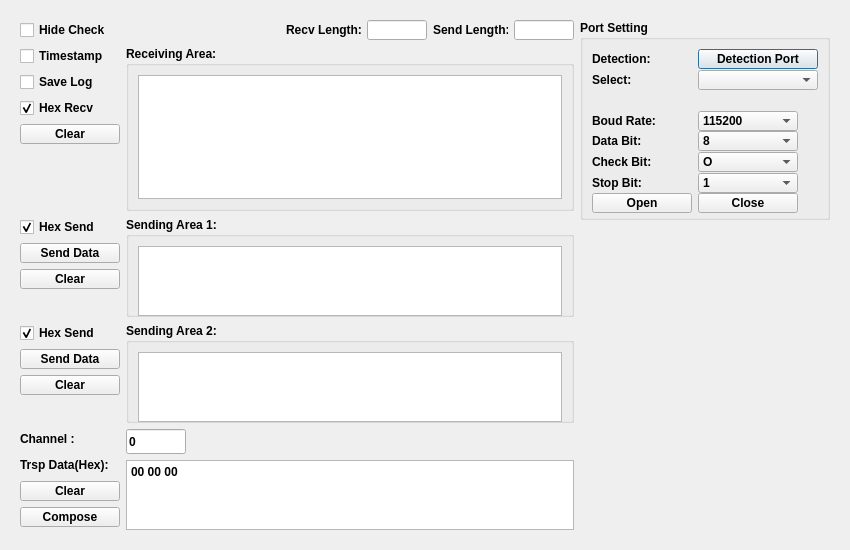
Above: ui/ui_gadget.ui from ZhenhuaWei/BaseSerialPortTool before the change. Below: the same form after it.
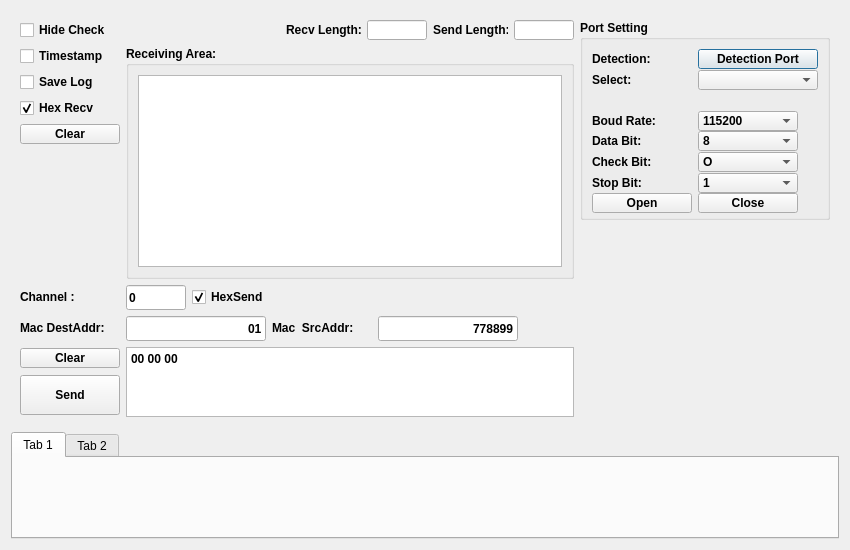
That is the form after the change.

Commit message: change trsp tool view

```diff
--- a/ui/ui_gadget.ui
+++ b/ui/ui_gadget.ui
@@ -42,311 +42,8 @@
       </font>
      </property>
      <widget class="QWidget" name="stackedWidgetPage1">
-      <layout class="QGridLayout" name="gridLayout_17">
-       <item row="2" column="0">
-        <layout class="QGridLayout" name="gridLayout_16">
-         <item row="0" column="0">
-          <layout class="QGridLayout" name="gridLayout_3">
-           <item row="1" column="0">
-            <widget class="QPushButton" name="s3__send_button">
-             <property name="minimumSize">
-              <size>
-               <width>100</width>
-               <height>20</height>
-              </size>
-             </property>
-             <property name="maximumSize">
-              <size>
-               <width>100</width>
-               <height>20</height>
-              </size>
-             </property>
-             <property name="font">
-              <font>
-               <family>Arial</family>
-              </font>
-             </property>
-             <property name="text">
-              <string> Send Data </string>
-             </property>
-            </widget>
-           </item>
-           <item row="0" column="0">
-            <widget class="QCheckBox" name="hex_send">
-             <property name="minimumSize">
-              <size>
-               <width>100</width>
-               <height>20</height>
-              </size>
-             </property>
-             <property name="maximumSize">
-              <size>
-               <width>100</width>
-               <height>20</height>
-              </size>
-             </property>
-             <property name="font">
-              <font>
-               <family>Arial</family>
-              </font>
-             </property>
-             <property name="text">
-              <string>Hex Send</string>
-             </property>
-             <property name="checked">
-              <bool>true</bool>
-             </property>
-            </widget>
-           </item>
-           <item row="2" column="0">
-            <widget class="QPushButton" name="s3__clear_button">
-             <property name="minimumSize">
-              <size>
-               <width>100</width>
-               <height>20</height>
-              </size>
-             </property>
-             <property name="maximumSize">
-              <size>
-               <width>100</width>
-               <height>20</height>
-              </size>
-             </property>
-             <property name="font">
-              <font>
-               <family>Arial</family>
-              </font>
-             </property>
-             <property name="text">
-              <string>Clear</string>
-             </property>
-            </widget>
-           </item>
-           <item row="3" column="0">
-            <spacer name="verticalSpacer_3">
-             <property name="orientation">
-              <enum>Qt::Vertical</enum>
-             </property>
-             <property name="sizeHint" stdset="0">
-              <size>
-               <width>20</width>
-               <height>40</height>
-              </size>
-             </property>
-            </spacer>
-           </item>
-          </layout>
-         </item>
-         <item row="0" column="1">
-          <widget class="QGroupBox" name="verticalGroupBox_2">
-           <property name="sizePolicy">
-            <sizepolicy hsizetype="Preferred" vsizetype="Preferred">
-             <horstretch>0</horstretch>
-             <verstretch>0</verstretch>
-            </sizepolicy>
-           </property>
-           <property name="minimumSize">
-            <size>
-             <width>0</width>
-             <height>0</height>
-            </size>
-           </property>
-           <property name="maximumSize">
-            <size>
-             <width>16777215</width>
-             <height>100</height>
-            </size>
-           </property>
-           <property name="font">
-            <font>
-             <family>Arial</family>
-             <weight>75</weight>
-             <bold>true</bold>
-            </font>
-           </property>
-           <property name="title">
-            <string>Sending Area 1:</string>
-           </property>
-           <layout class="QGridLayout" name="gridLayout_2">
-            <item row="0" column="1">
-             <widget class="QTextEdit" name="s3__send_text">
-              <property name="minimumSize">
-               <size>
-                <width>0</width>
-                <height>70</height>
-               </size>
-              </property>
-              <property name="maximumSize">
-               <size>
-                <width>16777215</width>
-                <height>80</height>
-               </size>
-              </property>
-              <property name="font">
-               <font>
-                <family>Arial</family>
-                <weight>50</weight>
-                <bold>false</bold>
-               </font>
-              </property>
-              <property name="html">
-               <string>&lt;!DOCTYPE HTML PUBLIC &quot;-//W3C//DTD HTML 4.0//EN&quot; &quot;http://www.w3.org/TR/REC-html40/strict.dtd&quot;&gt;
-&lt;html&gt;&lt;head&gt;&lt;meta name=&quot;qrichtext&quot; content=&quot;1&quot; /&gt;&lt;style type=&quot;text/css&quot;&gt;
-p, li { white-space: pre-wrap; }
-&lt;/style&gt;&lt;/head&gt;&lt;body style=&quot; font-family:'Arial'; font-size:9pt; font-weight:400; font-style:normal;&quot;&gt;
-&lt;p style=&quot;-qt-paragraph-type:empty; margin-top:0px; margin-bottom:0px; margin-left:0px; margin-right:0px; -qt-block-indent:0; text-indent:0px; font-family:'Sans Serif';&quot;&gt;&lt;br /&gt;&lt;/p&gt;&lt;/body&gt;&lt;/html&gt;</string>
-              </property>
-             </widget>
-            </item>
-           </layout>
-          </widget>
-         </item>
-        </layout>
-       </item>
-       <item row="0" column="0">
-        <layout class="QGridLayout" name="gridLayout_8">
-         <item row="0" column="3">
-          <widget class="QLabel" name="recv_len_label">
-           <property name="minimumSize">
-            <size>
-             <width>75</width>
-             <height>20</height>
-            </size>
-           </property>
-           <property name="maximumSize">
-            <size>
-             <width>75</width>
-             <height>20</height>
-            </size>
-           </property>
-           <property name="font">
-            <font>
-             <family>Arial</family>
-            </font>
-           </property>
-           <property name="text">
-            <string>Recv Length:</string>
-           </property>
-          </widget>
-         </item>
-         <item row="0" column="5">
-          <widget class="QLabel" name="send_len_label">
-           <property name="minimumSize">
-            <size>
-             <width>75</width>
-             <height>20</height>
-            </size>
-           </property>
-           <property name="maximumSize">
-            <size>
-             <width>75</width>
-             <height>20</height>
-            </size>
-           </property>
-           <property name="font">
-            <font>
-             <family>Arial</family>
-            </font>
-           </property>
-           <property name="text">
-            <string>Send Length:</string>
-           </property>
-          </widget>
-         </item>
-         <item row="0" column="0">
-          <widget class="QCheckBox" name="setting_hide_cb">
-           <property name="font">
-            <font>
-             <family>Arial</family>
-            </font>
-           </property>
-           <property name="text">
-            <string>Hide Check</string>
-           </property>
-          </widget>
-         </item>
-         <item row="0" column="6">
-          <widget class="QLineEdit" name="send_len_el">
-           <property name="minimumSize">
-            <size>
-             <width>60</width>
-             <height>20</height>
-            </size>
-           </property>
-           <property name="maximumSize">
-            <size>
-             <width>60</width>
-             <height>20</height>
-            </size>
-           </property>
-           <property name="font">
-            <font>
-             <family>Arial</family>
-            </font>
-           </property>
-          </widget>
-         </item>
-         <item row="0" column="4">
-          <widget class="QLineEdit" name="recv_len_el">
-           <property name="minimumSize">
-            <size>
-             <width>60</width>
-             <height>20</height>
-            </size>
-           </property>
-           <property name="maximumSize">
-            <size>
-             <width>60</width>
-             <height>20</height>
-            </size>
-           </property>
-           <property name="font">
-            <font>
-             <family>Arial</family>
-            </font>
-           </property>
-          </widget>
-         </item>
-         <item row="0" column="2">
-          <spacer name="horizontalSpacer">
-           <property name="font">
-            <font>
-             <family>Arial</family>
-            </font>
-           </property>
-           <property name="orientation">
-            <enum>Qt::Horizontal</enum>
-           </property>
-           <property name="sizeHint" stdset="0">
-            <size>
-             <width>40</width>
-             <height>20</height>
-            </size>
-           </property>
-          </spacer>
-         </item>
-         <item row="0" column="1">
-          <widget class="QLabel" name="port_state">
-           <property name="minimumSize">
-            <size>
-             <width>100</width>
-             <height>20</height>
-            </size>
-           </property>
-           <property name="maximumSize">
-            <size>
-             <width>100</width>
-             <height>20</height>
-            </size>
-           </property>
-           <property name="text">
-            <string/>
-           </property>
-          </widget>
-         </item>
-        </layout>
-       </item>
-       <item row="0" column="1" rowspan="5">
+      <layout class="QGridLayout" name="gridLayout_11">
+       <item row="0" column="1" rowspan="2">
         <layout class="QGridLayout" name="gridLayout">
          <item row="0" column="0">
           <widget class="QGroupBox" name="formGroupBox1">
@@ -857,114 +554,26 @@
          </item>
         </layout>
        </item>
-       <item row="4" column="0">
-        <layout class="QGridLayout" name="gridLayout_15">
-         <item row="0" column="0" rowspan="2">
-          <layout class="QGridLayout" name="gridLayout_14">
-           <item row="0" column="0">
-            <widget class="QLabel" name="channel_num_lb">
-             <property name="minimumSize">
-              <size>
-               <width>100</width>
-               <height>20</height>
-              </size>
-             </property>
-             <property name="maximumSize">
-              <size>
-               <width>100</width>
-               <height>20</height>
-              </size>
-             </property>
-             <property name="text">
-              <string>Channel :</string>
-             </property>
-            </widget>
-           </item>
-           <item row="1" column="0">
-            <layout class="QGridLayout" name="gridLayout_13">
-             <item row="2" column="0">
-              <widget class="QPushButton" name="compose_bt">
-               <property name="minimumSize">
-                <size>
-                 <width>100</width>
-                 <height>20</height>
-                </size>
-               </property>
-               <property name="maximumSize">
-                <size>
-                 <width>100</width>
-                 <height>20</height>
-                </size>
-               </property>
-               <property name="font">
-                <font>
-                 <family>Arial</family>
-                </font>
-               </property>
-               <property name="text">
-                <string>Compose</string>
-               </property>
-              </widget>
-             </item>
-             <item row="0" column="0">
-              <widget class="QLabel" name="label">
-               <property name="minimumSize">
-                <size>
-                 <width>100</width>
-                 <height>20</height>
-                </size>
-               </property>
-               <property name="maximumSize">
-                <size>
-                 <width>100</width>
-                 <height>20</height>
-                </size>
-               </property>
-               <property name="text">
-                <string>Trsp Data(Hex):</string>
-               </property>
-              </widget>
-             </item>
-             <item row="1" column="0">
-              <widget class="QPushButton" name="s3__clear_button_3">
-               <property name="minimumSize">
-                <size>
-                 <width>100</width>
-                 <height>20</height>
-                </size>
-               </property>
-               <property name="maximumSize">
-                <size>
-                 <width>100</width>
-                 <height>20</height>
-                </size>
-               </property>
-               <property name="font">
-                <font>
-                 <family>Arial</family>
-                </font>
-               </property>
-               <property name="text">
-                <string>Clear</string>
-               </property>
-              </widget>
-             </item>
-             <item row="3" column="0">
-              <spacer name="verticalSpacer_5">
-               <property name="orientation">
-                <enum>Qt::Vertical</enum>
-               </property>
-               <property name="sizeHint" stdset="0">
-                <size>
-                 <width>20</width>
-                 <height>40</height>
-                </size>
-               </property>
-              </spacer>
-             </item>
-            </layout>
-           </item>
-          </layout>
+       <item row="2" column="0">
+        <layout class="QGridLayout" name="gridLayout_2">
+         <item row="0" column="0">
+          <widget class="QLabel" name="channel_num_lb">
+           <property name="minimumSize">
+            <size>
+             <width>100</width>
+             <height>20</height>
+            </size>
+           </property>
+           <property name="maximumSize">
+            <size>
+             <width>100</width>
+             <height>20</height>
+            </size>
+           </property>
+           <property name="text">
+            <string>Channel :</string>
+           </property>
+          </widget>
          </item>
          <item row="0" column="1">
           <widget class="QLineEdit" name="channel_num_le">
@@ -985,7 +594,194 @@
            </property>
           </widget>
          </item>
-         <item row="1" column="1">
+         <item row="0" column="2">
+          <widget class="QCheckBox" name="hex_send">
+           <property name="text">
+            <string>HexSend</string>
+           </property>
+           <property name="checked">
+            <bool>true</bool>
+           </property>
+          </widget>
+         </item>
+         <item row="0" column="3">
+          <spacer name="horizontalSpacer_2">
+           <property name="orientation">
+            <enum>Qt::Horizontal</enum>
+           </property>
+           <property name="sizeHint" stdset="0">
+            <size>
+             <width>40</width>
+             <height>20</height>
+            </size>
+           </property>
+          </spacer>
+         </item>
+        </layout>
+       </item>
+       <item row="3" column="0">
+        <layout class="QGridLayout" name="gridLayout_3">
+         <item row="0" column="1">
+          <widget class="QLineEdit" name="lineEdit">
+           <property name="minimumSize">
+            <size>
+             <width>140</width>
+             <height>25</height>
+            </size>
+           </property>
+           <property name="maximumSize">
+            <size>
+             <width>140</width>
+             <height>25</height>
+            </size>
+           </property>
+           <property name="layoutDirection">
+            <enum>Qt::LeftToRight</enum>
+           </property>
+           <property name="text">
+            <string>01</string>
+           </property>
+           <property name="alignment">
+            <set>Qt::AlignRight|Qt::AlignTrailing|Qt::AlignVCenter</set>
+           </property>
+          </widget>
+         </item>
+         <item row="0" column="3">
+          <widget class="QLineEdit" name="lineEdit_2">
+           <property name="minimumSize">
+            <size>
+             <width>140</width>
+             <height>25</height>
+            </size>
+           </property>
+           <property name="maximumSize">
+            <size>
+             <width>140</width>
+             <height>25</height>
+            </size>
+           </property>
+           <property name="layoutDirection">
+            <enum>Qt::LeftToRight</enum>
+           </property>
+           <property name="text">
+            <string>778899</string>
+           </property>
+           <property name="alignment">
+            <set>Qt::AlignRight|Qt::AlignTrailing|Qt::AlignVCenter</set>
+           </property>
+          </widget>
+         </item>
+         <item row="0" column="0">
+          <widget class="QLabel" name="label">
+           <property name="enabled">
+            <bool>true</bool>
+           </property>
+           <property name="minimumSize">
+            <size>
+             <width>100</width>
+             <height>20</height>
+            </size>
+           </property>
+           <property name="maximumSize">
+            <size>
+             <width>100</width>
+             <height>20</height>
+            </size>
+           </property>
+           <property name="text">
+            <string>Mac DestAddr:</string>
+           </property>
+          </widget>
+         </item>
+         <item row="0" column="2">
+          <widget class="QLabel" name="label_2">
+           <property name="minimumSize">
+            <size>
+             <width>100</width>
+             <height>20</height>
+            </size>
+           </property>
+           <property name="maximumSize">
+            <size>
+             <width>100</width>
+             <height>20</height>
+            </size>
+           </property>
+           <property name="text">
+            <string>Mac  SrcAddr:</string>
+           </property>
+          </widget>
+         </item>
+         <item row="0" column="4">
+          <spacer name="horizontalSpacer_3">
+           <property name="orientation">
+            <enum>Qt::Horizontal</enum>
+           </property>
+           <property name="sizeHint" stdset="0">
+            <size>
+             <width>40</width>
+             <height>20</height>
+            </size>
+           </property>
+          </spacer>
+         </item>
+        </layout>
+       </item>
+       <item row="4" column="0">
+        <layout class="QGridLayout" name="gridLayout_10">
+         <item row="0" column="0">
+          <layout class="QGridLayout" name="gridLayout_7">
+           <item row="1" column="0">
+            <widget class="QPushButton" name="send_bt">
+             <property name="minimumSize">
+              <size>
+               <width>100</width>
+               <height>40</height>
+              </size>
+             </property>
+             <property name="maximumSize">
+              <size>
+               <width>100</width>
+               <height>40</height>
+              </size>
+             </property>
+             <property name="font">
+              <font>
+               <family>Arial</family>
+              </font>
+             </property>
+             <property name="text">
+              <string>Send</string>
+             </property>
+            </widget>
+           </item>
+           <item row="0" column="0">
+            <widget class="QPushButton" name="s3__clear_button_3">
+             <property name="minimumSize">
+              <size>
+               <width>100</width>
+               <height>20</height>
+              </size>
+             </property>
+             <property name="maximumSize">
+              <size>
+               <width>100</width>
+               <height>20</height>
+              </size>
+             </property>
+             <property name="font">
+              <font>
+               <family>Arial</family>
+              </font>
+             </property>
+             <property name="text">
+              <string>Clear</string>
+             </property>
+            </widget>
+           </item>
+          </layout>
+         </item>
+         <item row="0" column="1">
           <widget class="QTextEdit" name="compose_tx">
            <property name="minimumSize">
             <size>
@@ -1010,139 +806,146 @@
          </item>
         </layout>
        </item>
-       <item row="3" column="0">
-        <layout class="QGridLayout" name="gridLayout_11">
-         <item row="0" column="1">
-          <widget class="QGroupBox" name="verticalGroupBox_3">
-           <property name="sizePolicy">
-            <sizepolicy hsizetype="Preferred" vsizetype="Preferred">
-             <horstretch>0</horstretch>
-             <verstretch>0</verstretch>
-            </sizepolicy>
+       <item row="0" column="0">
+        <layout class="QGridLayout" name="gridLayout_8">
+         <item row="0" column="3">
+          <widget class="QLabel" name="recv_len_label">
+           <property name="minimumSize">
+            <size>
+             <width>75</width>
+             <height>20</height>
+            </size>
            </property>
+           <property name="maximumSize">
+            <size>
+             <width>75</width>
+             <height>20</height>
+            </size>
+           </property>
+           <property name="font">
+            <font>
+             <family>Arial</family>
+            </font>
+           </property>
+           <property name="text">
+            <string>Recv Length:</string>
+           </property>
+          </widget>
+         </item>
+         <item row="0" column="5">
+          <widget class="QLabel" name="send_len_label">
            <property name="minimumSize">
             <size>
-             <width>0</width>
-             <height>0</height>
+             <width>75</width>
+             <height>20</height>
             </size>
            </property>
            <property name="maximumSize">
             <size>
-             <width>16777215</width>
-             <height>100</height>
+             <width>75</width>
+             <height>20</height>
             </size>
            </property>
            <property name="font">
             <font>
              <family>Arial</family>
-             <weight>75</weight>
-             <bold>true</bold>
             </font>
            </property>
-           <property name="title">
-            <string>Sending Area 2:</string>
+           <property name="text">
+            <string>Send Length:</string>
            </property>
-           <layout class="QGridLayout" name="gridLayout_7">
-            <item row="0" column="1">
-             <widget class="QTextEdit" name="s3__send_text_2">
-              <property name="minimumSize">
-               <size>
-                <width>0</width>
-                <height>70</height>
-               </size>
-              </property>
-              <property name="maximumSize">
-               <size>
-                <width>16777215</width>
-                <height>80</height>
-               </size>
-              </property>
-              <property name="font">
-               <font>
-                <family>Arial</family>
-                <weight>50</weight>
-                <bold>false</bold>
-               </font>
-              </property>
-              <property name="html">
-               <string>&lt;!DOCTYPE HTML PUBLIC &quot;-//W3C//DTD HTML 4.0//EN&quot; &quot;http://www.w3.org/TR/REC-html40/strict.dtd&quot;&gt;
-&lt;html&gt;&lt;head&gt;&lt;meta name=&quot;qrichtext&quot; content=&quot;1&quot; /&gt;&lt;style type=&quot;text/css&quot;&gt;
-p, li { white-space: pre-wrap; }
-&lt;/style&gt;&lt;/head&gt;&lt;body style=&quot; font-family:'Arial'; font-size:9pt; font-weight:400; font-style:normal;&quot;&gt;
-&lt;p style=&quot;-qt-paragraph-type:empty; margin-top:0px; margin-bottom:0px; margin-left:0px; margin-right:0px; -qt-block-indent:0; text-indent:0px; font-family:'Sans Serif';&quot;&gt;&lt;br /&gt;&lt;/p&gt;&lt;/body&gt;&lt;/html&gt;</string>
-              </property>
-             </widget>
-            </item>
-           </layout>
           </widget>
          </item>
          <item row="0" column="0">
-          <layout class="QGridLayout" name="gridLayout_10">
-           <item row="0" column="0">
-            <widget class="QCheckBox" name="hex_send_2">
-             <property name="font">
-              <font>
-               <family>Arial</family>
-              </font>
-             </property>
-             <property name="text">
-              <string>Hex Send</string>
-             </property>
-             <property name="checked">
-              <bool>true</bool>
-             </property>
-            </widget>
-           </item>
-           <item row="1" column="0">
-            <widget class="QPushButton" name="s3__send_button_2">
-             <property name="minimumSize">
-              <size>
-               <width>100</width>
-               <height>20</height>
-              </size>
-             </property>
-             <property name="font">
-              <font>
-               <family>Arial</family>
-              </font>
-             </property>
-             <property name="text">
-              <string> Send Data </string>
-             </property>
-            </widget>
-           </item>
-           <item row="2" column="0">
-            <widget class="QPushButton" name="s3__clear_button_2">
-             <property name="minimumSize">
-              <size>
-               <width>100</width>
-               <height>20</height>
-              </size>
-             </property>
-             <property name="font">
-              <font>
-               <family>Arial</family>
-              </font>
-             </property>
-             <property name="text">
-              <string>Clear</string>
-             </property>
-            </widget>
-           </item>
-           <item row="3" column="0">
-            <spacer name="verticalSpacer_4">
-             <property name="orientation">
-              <enum>Qt::Vertical</enum>
-             </property>
-             <property name="sizeHint" stdset="0">
-              <size>
-               <width>20</width>
-               <height>40</height>
-              </size>
-             </property>
-            </spacer>
-           </item>
-          </layout>
+          <widget class="QCheckBox" name="setting_hide_cb">
+           <property name="font">
+            <font>
+             <family>Arial</family>
+            </font>
+           </property>
+           <property name="text">
+            <string>Hide Check</string>
+           </property>
+          </widget>
+         </item>
+         <item row="0" column="6">
+          <widget class="QLineEdit" name="send_len_el">
+           <property name="minimumSize">
+            <size>
+             <width>60</width>
+             <height>20</height>
+            </size>
+           </property>
+           <property name="maximumSize">
+            <size>
+             <width>60</width>
+             <height>20</height>
+            </size>
+           </property>
+           <property name="font">
+            <font>
+             <family>Arial</family>
+            </font>
+           </property>
+          </widget>
+         </item>
+         <item row="0" column="4">
+          <widget class="QLineEdit" name="recv_len_el">
+           <property name="minimumSize">
+            <size>
+             <width>60</width>
+             <height>20</height>
+            </size>
+           </property>
+           <property name="maximumSize">
+            <size>
+             <width>60</width>
+             <height>20</height>
+            </size>
+           </property>
+           <property name="font">
+            <font>
+             <family>Arial</family>
+            </font>
+           </property>
+          </widget>
+         </item>
+         <item row="0" column="2">
+          <spacer name="horizontalSpacer">
+           <property name="font">
+            <font>
+             <family>Arial</family>
+            </font>
+           </property>
+           <property name="orientation">
+            <enum>Qt::Horizontal</enum>
+           </property>
+           <property name="sizeHint" stdset="0">
+            <size>
+             <width>40</width>
+             <height>20</height>
+            </size>
+           </property>
+          </spacer>
+         </item>
+         <item row="0" column="1">
+          <widget class="QLabel" name="port_state">
+           <property name="minimumSize">
+            <size>
+             <width>100</width>
+             <height>20</height>
+            </size>
+           </property>
+           <property name="maximumSize">
+            <size>
+             <width>100</width>
+             <height>20</height>
+            </size>
+           </property>
+           <property name="text">
+            <string/>
+           </property>
+          </widget>
          </item>
         </layout>
        </item>
@@ -1318,6 +1121,20 @@
      </widget>
     </widget>
    </item>
+   <item row="1" column="0">
+    <widget class="QTabWidget" name="tabWidget">
+     <widget class="QWidget" name="tab">
+      <attribute name="title">
+       <string>Tab 1</string>
+      </attribute>
+     </widget>
+     <widget class="QWidget" name="tab_2">
+      <attribute name="title">
+       <string>Tab 2</string>
+      </attribute>
+     </widget>
+    </widget>
+   </item>
   </layout>
  </widget>
  <resources/>
```
The commit also changes 2 other files.
